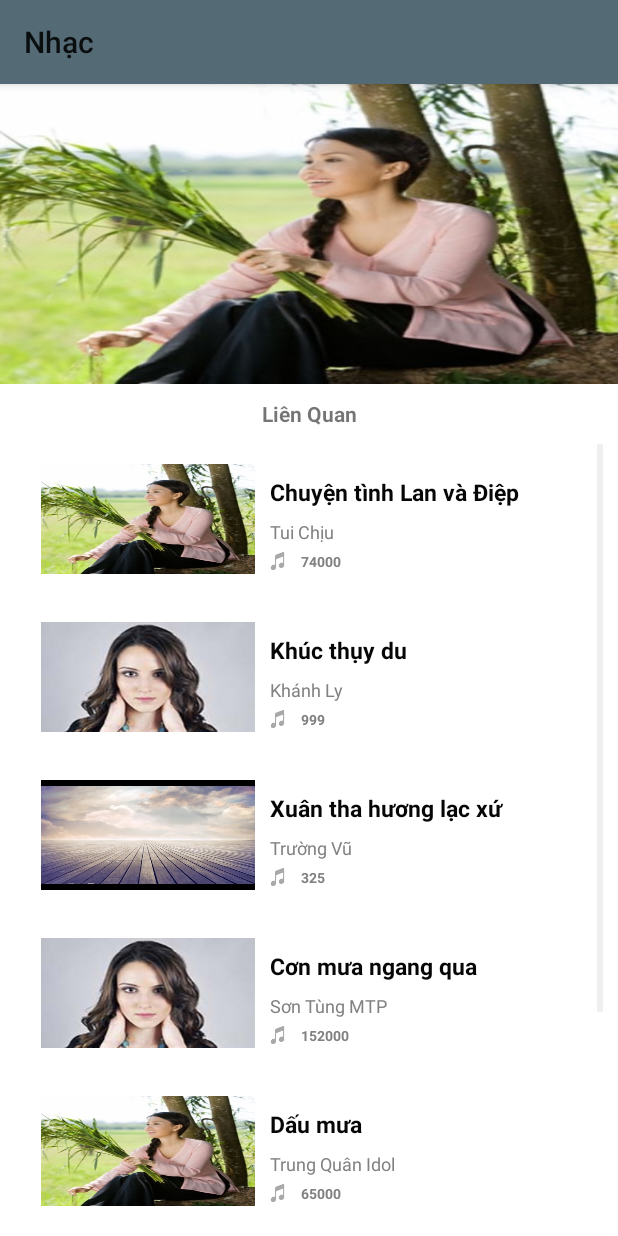
After one commit to huynhkhoavin/music, an Android app: the VideoPlayerActivity screen opened directly, with no data from a screen before it, on a phone screen of 412 x 824 dp. The commit adds this screen. Run offline under Robolectric (Android 15) with nearby library versions, the light colour scheme and no system bars.

Commit message:
Add video tab

```diff
--- a/app/src/main/AndroidManifest.xml
+++ b/app/src/main/AndroidManifest.xml
@@ -31,6 +31,9 @@
             android:label="@string/title_activity_setting"
             android:theme="@style/AppTheme.NoActionBar" />
         <activity android:name=".ToolsFactory.EqualizerActivity"></activity>
+
+		<activity android:name=".VideoPlayerActivity" ></activity>
+
     </application>
 
 </manifest>
--- /dev/null
+++ b/app/src/main/java/com/example/khoavin/nativemusic/Adapter/ListVideoSmallAdapter.java
@@ -0,0 +1,64 @@
+package com.example.khoavin.nativemusic.Adapter;
+
+import android.content.Context;
+import android.view.LayoutInflater;
+import android.view.View;
+import android.view.ViewGroup;
+import android.widget.BaseAdapter;
+import android.widget.ImageView;
+import android.widget.TextView;
+
+import com.example.khoavin.nativemusic.DataObject.Video;
+import com.example.khoavin.nativemusic.R;
+
+/**
+ * Created by OatOal on 12/01/2017.
+ */
+
+public class ListVideoSmallAdapter extends BaseAdapter {
+    private Context mContext;
+    private Video[] mVideoSource;
+
+    public ListVideoSmallAdapter(Context c, Video[] videoSource){
+        mContext = c;
+        mVideoSource = videoSource;
+    }
+    @Override
+    public int getCount() {
+        return mVideoSource.length;
+    }
+
+    @Override
+    public Object getItem(int position) {
+        return mVideoSource[position];
+    }
+
+    @Override
+    public long getItemId(int position) {
+        return position;
+    }
+
+    @Override
+    public View getView(int position, View convertView, ViewGroup parent) {
+        View listView;
+        listView = convertView;
+        if(convertView==null){
+            LayoutInflater inflater = (LayoutInflater)mContext.getSystemService(Context.LAYOUT_INFLATER_SERVICE);
+            listView = inflater.inflate(R.layout.single_video_small,parent, false);
+
+            TextView videoName = (TextView)listView.findViewById(R.id.video_name_small);
+            ImageView videoImage = (ImageView)listView.findViewById(R.id.video_image_small);
+            TextView listenerCount = (TextView)listView.findViewById(R.id.video_listener_count_small);
+            TextView singer = (TextView)listView.findViewById(R.id.video_singer_small);
+
+            videoName.setText(mVideoSource[position].GetName());
+            videoImage.setImageResource(mVideoSource[position].GetVideoImage());
+            singer.setText(mVideoSource[position].GetSinger());
+            listenerCount.setText(mVideoSource[position].GetListenerCountString());
+        }
+        else{
+            listView = (View)convertView;
+        }
+        return listView;
+    }
+}
--- /dev/null
+++ b/app/src/main/java/com/example/khoavin/nativemusic/DataObject/Video.java
@@ -0,0 +1,64 @@
+package com.example.khoavin.nativemusic.DataObject;
+
+/**
+ * Created by OatOal on 1/12/2017.
+ */
+
+public class Video {
+
+    //The video's name
+    private String _videoName;
+
+    //Video name getter and setter
+    public String GetName(){return _videoName;}
+    public  void SetName(String name){_videoName = name;}
+
+    //The video's singer
+    private String _videoSinger;
+
+    //Video's Singer getter and setter
+    public  String GetSinger(){return _videoSinger;}
+    public  void SetSinger(String singer){_videoSinger = singer;}
+
+    //The video's listener count
+    private long _listenerCount;
+
+    //Video's listener count getter and setter
+    public  String GetListenerCountString(){return String.valueOf(_listenerCount);}
+    public  long GetListenerCount(){return _listenerCount;}
+    public  void SetListenerCount(long listenerCount){_listenerCount = listenerCount;}
+
+    //The video's thumbnail image
+    private String _videoThumbnail;
+
+    //Video's thumbnail getter and setter
+    public String GetThumbnail(){return _videoThumbnail;}
+    public void SetThumbnail(String image){_videoThumbnail = image;}
+
+    ///
+    private int _videoImage;
+
+    ///
+    public int GetVideoImage(){return _videoImage;}
+    public  void SetVideoImage(int videoImage){_videoImage = videoImage;}
+
+    ///
+    public Video(String name, String singer, String thumbnail, long listenerCount, int videoImage)
+    {
+        this._videoThumbnail = thumbnail;
+        this._listenerCount = listenerCount;
+        this._videoSinger = singer;
+        this._videoName = name;
+        this._videoImage = videoImage;
+    }
+
+
+    //Need update
+    private String FormatListnerCount(long count)
+    {
+        if(count < 1000) return String.valueOf(count);
+        if(count < 1000000) return (String.valueOf(count / 1000)) + "k";
+        return String.valueOf(count);
+    }
+
+}
--- /dev/null
+++ b/app/src/main/java/com/example/khoavin/nativemusic/VideoPlayerActivity.java
@@ -0,0 +1,39 @@
+package com.example.khoavin.nativemusic;
+
+import android.os.Bundle;
+import android.support.v7.app.AppCompatActivity;
+import android.widget.ListView;
+
+import com.example.khoavin.nativemusic.Adapter.ListVideoSmallAdapter;
+import com.example.khoavin.nativemusic.DataObject.Video;
+
+/**
+ * Created by OatOal on 1/12/2017.
+ */
+
+public class VideoPlayerActivity extends AppCompatActivity {
+
+    ListView mSmallVideoListView;
+
+    Video[] videoSource = {
+            new Video("Chuyện tình Lan và Điệp", "Tui Chịu", "", 74000, R.drawable.nhac_dan_ca),
+            new Video("Khúc thụy du", "Khánh Ly", "", 999, R.drawable.model_female),
+            new Video("Xuân tha hương lạc xứ", "Trường Vũ", "", 325, R.drawable.background),
+            new Video("Cơn mưa ngang qua", "Sơn Tùng MTP", "", 152000, R.drawable.model_female),
+            new Video("Dấu mưa", "Trung Quân Idol", "", 65000, R.drawable.nhac_dan_ca),
+            new Video("Sai càng sai", "Chi Dân", "", 32000, R.drawable.model_female),
+            new Video("Duyên nghèo", "Mạnh Quỳnh - Phi Nhung", "", 44000, R.drawable.nhac_dan_ca)
+    };
+
+    @Override
+    protected void onCreate(Bundle savedInstanceState) {
+        super.onCreate(savedInstanceState);
+
+        setContentView(R.layout.video_player_fragment);
+        mSmallVideoListView = (ListView)findViewById(R.id.video_list_view_small);
+
+        ListVideoSmallAdapter adapter = new ListVideoSmallAdapter(getBaseContext(), videoSource);
+        mSmallVideoListView.setAdapter(adapter);
+        mSmallVideoListView.deferNotifyDataSetChanged();
+    }
+}
--- /dev/null
+++ b/app/src/main/res/layout/single_video_small.xml
@@ -0,0 +1,84 @@
+<?xml version="1.0" encoding="utf-8"?>
+<LinearLayout xmlns:tools="http://schemas.android.com/tools"
+    android:id="@+id/single_video_small"
+    android:layout_width="match_parent"
+    android:layout_below="@+id/line1"
+    android:layout_marginTop="10dp"
+    android:orientation="horizontal"
+    xmlns:android="http://schemas.android.com/apk/res/android"
+    android:weightSum="1"
+    android:elevation="1dp"
+    android:background="@drawable/border"
+    android:layout_height="100dp">
+
+    <LinearLayout
+        android:layout_width="match_parent"
+        android:layout_height="match_parent">
+
+        <ImageView
+            android:layout_width="150dp"
+            android:layout_height="match_parent"
+            android:scaleType="fitXY"
+            android:src="@drawable/model_female"
+            android:paddingLeft="7dp"
+            android:paddingTop="3dp"
+            android:paddingBottom="3dp"
+            android:adjustViewBounds = "true"
+            android:id="@+id/video_image_small" />
+
+        <LinearLayout
+            android:layout_width="match_parent"
+            android:layout_height="wrap_content"
+            android:layout_marginLeft="10dp"
+            android:layout_marginRight="8dp"
+            android:layout_gravity="center"
+            android:orientation="vertical">
+
+            <TextView
+                android:layout_width="match_parent"
+                android:layout_height="wrap_content"
+                android:layout_marginTop="5dp"
+                android:lines="1"
+                android:text="Chúng ta không thuộc về nhau"
+                android:textColor="@color/big_text"
+                android:textSize="15sp"
+                android:textStyle="bold"
+                android:id="@+id/video_name_small" />
+
+            <TextView
+                android:layout_width="wrap_content"
+                android:layout_height="wrap_content"
+                android:layout_marginTop="7dp"
+                android:text="Sơn Tùng MTP"
+                android:textColor="@color/small_text"
+                android:textSize="12sp"
+                android:id="@+id/video_singer_small" />
+            <LinearLayout
+                android:layout_width="match_parent"
+                android:layout_height="wrap_content"
+                android:layout_marginTop="5dp"
+                android:orientation="horizontal">
+
+                <ImageView
+                    android:layout_width="10dp"
+                    android:layout_height="12dp"
+                    android:background="@drawable/icon_listen" />
+                <TextView
+                    android:layout_width="wrap_content"
+                    android:layout_height="match_parent"
+                    android:text="90k"
+                    android:layout_marginLeft="5dp"
+                    android:textSize="9sp"
+                    android:textStyle="bold"
+                    android:gravity="center"
+                    android:paddingLeft="5dp"
+                    android:textColor="@color/small_text"
+                    android:id="@+id/video_listener_count_small"/>
+
+            </LinearLayout>
+
+        </LinearLayout>
+
+    </LinearLayout>
+
+</LinearLayout>
--- /dev/null
+++ b/app/src/main/res/layout/video_player_fragment.xml
@@ -0,0 +1,29 @@
+<?xml version="1.0" encoding="utf-8"?>
+<LinearLayout xmlns:android="http://schemas.android.com/apk/res/android"
+    android:orientation="vertical" android:layout_width="match_parent"
+    android:layout_height="match_parent"
+    android:background="@color/white"
+    >
+
+    <ImageView
+        android:layout_width="match_parent"
+        android:layout_height="200dp"
+        android:src="@drawable/nhac_dan_ca"
+        android:scaleType="fitXY"/>
+
+    <TextView
+        android:layout_width="match_parent"
+        android:layout_height="40dp"
+        android:text="Liên Quan"
+        android:textStyle="bold"
+        android:gravity="center"/>
+
+    <ListView
+        android:layout_width="match_parent"
+        android:layout_height="wrap_content"
+        android:layout_marginLeft="10dp"
+        android:layout_marginRight="10dp"
+        android:divider="@android:color/transparent"
+        android:dividerHeight="5dp"
+        android:id="@+id/video_list_view_small" />
+</LinearLayout>
--- a/app/src/main/res/values/colors.xml
+++ b/app/src/main/res/values/colors.xml
@@ -6,4 +6,8 @@
     <color name="red">#fc1606</color>
     <color name="layout_white">#ffffff</color>
     <color name="titletextcolor">#fff</color>
+    <color name="white">#ffff</color>
+    <color name="borrow">#ddd</color>
+    <color name="small_text">#818181</color>
+    <color name="big_text">#060606</color>
 </resources>
```
Also changed, not shown: app/src/main/java/com/example/khoavin/nativemusic/Adapter/ListVideoAdapter.java (added, +67 -0 lines), app/src/main/java/com/example/khoavin/nativemusic/Tabs/VideoTab.java (+66 -2 lines), app/src/main/res/layout/single_video.xml (added, +76 -0 lines), app/src/main/res/layout/video_fragment.xml (+12 -2 lines), app/src/main/res/drawable/icon_listen.png (added).
